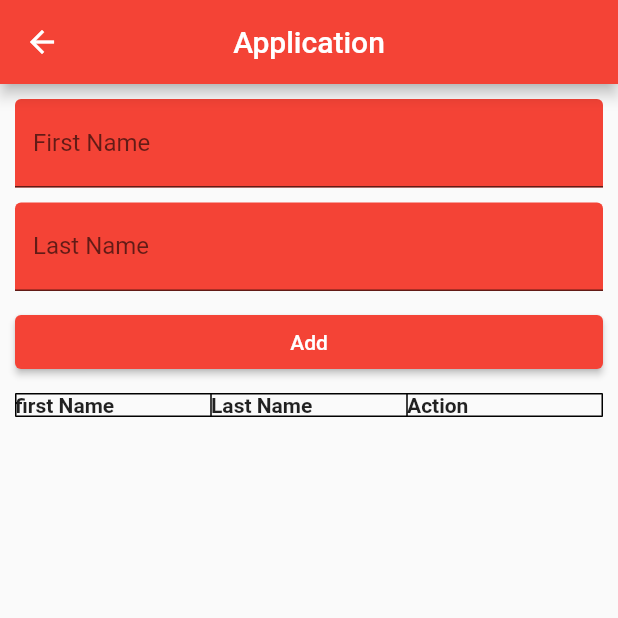
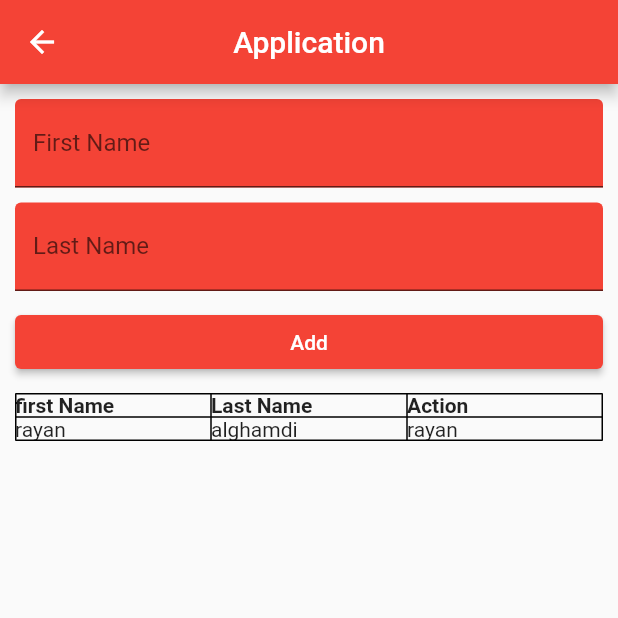
Before and after one commit to RayanDev1990/learn-flutter, a Flutter app: the HomePage screen opened directly, on a phone screen of 412 x 824 dp, the top half of it. Run offline on Flutter 3.47's test engine with Material 2 defaults, Android fonts, the phone set to English and light mode, and no system bars.

```diff
--- a/lib/home_page.dart
+++ b/lib/home_page.dart
@@ -11,7 +11,9 @@ class HomePage extends StatefulWidget {
 }
 
 class _HomePageState extends State<HomePage> {
-  var data = [];
+  var data = [
+    {"fname": "rayan", "lname": "alghamdi"}
+  ];
   TextEditingController in1 = TextEditingController();
   TextEditingController in2 = TextEditingController();
 
```
